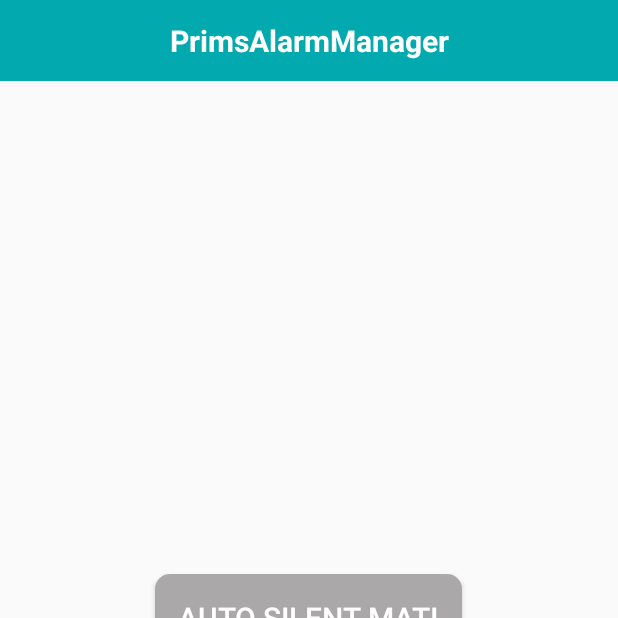
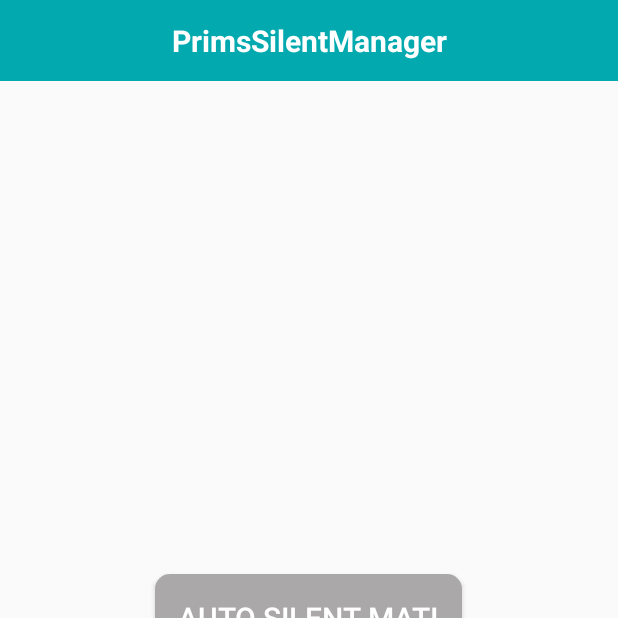
Before and after one commit to irwan75/PrayerTimes, an Android app: the screen it shows after launch (MainActivity), on a phone screen of 412 x 824 dp, the top half of it. Run offline under Robolectric (Android 15) with nearby library versions, the phone set to English and light mode, and no system bars.

Commit message:
Penambahan Icon

```diff
--- a/app/src/main/AndroidManifest.xml
+++ b/app/src/main/AndroidManifest.xml
@@ -9,7 +9,7 @@
 
     <application
         android:allowBackup="true"
-        android:icon="@mipmap/ic_launcher"
+        android:icon="@mipmap/prims"
         android:label="@string/app_name"
         android:roundIcon="@mipmap/ic_launcher_round"
         android:supportsRtl="true"
--- a/app/src/main/java/com/example/primsalarmmanger/view/MainActivity.java
+++ b/app/src/main/java/com/example/primsalarmmanger/view/MainActivity.java
@@ -34,8 +34,6 @@ public class MainActivity extends AppCompatActivity implements View.OnClickListe
         jadwal = (AlarmManager) getSystemService(ALARM_SERVICE);
         btnSetAlarm = findViewById(R.id.btnSetAlarm);
         tvTextRunning = findViewById(R.id.marqueeText);
-//        tvStatus = findViewById(R.id.statusButton);
-//        tvStatus.setBackground(getDrawable(R.drawable.custom_button));
         tvTextRunning.setVisibility(View.INVISIBLE);
 
         buttonStartAction(2);
--- a/app/src/main/res/layout/layout_action_bar.xml
+++ b/app/src/main/res/layout/layout_action_bar.xml
@@ -8,7 +8,7 @@
         android:layout_width="match_parent"
         android:layout_height="wrap_content"
         android:background="@color/colorGreenLight"
-        android:text="PrimsAlarmManager"
+        android:text="@string/primssilentmanager"
         android:textStyle="bold"
         android:textColor="@color/colorWhite"
         android:textAlignment="center"
--- a/app/src/main/res/values/strings.xml
+++ b/app/src/main/res/values/strings.xml
@@ -1,7 +1,8 @@
 <resources>
-    <string name="app_name">PrimsAlarmManger</string>
+    <string name="app_name">Prims Silent Manager</string>
     <string name="status_button_alarm">Auto Silent Mati</string>
     <string name="status_button">Status</string>
     <string name="informasi">Silent Otomatis Akan Aktif Jika Adzan Sholat 5
         Waktu Berkumandang dan Akan Normal Jika Sholat Telah Selesai</string>
+    <string name="primssilentmanager">PrimsSilentManager</string>
 </resources>
```
Also changed, not shown: app/src/main/res/mipmap-mdpi/prims.png (added).
